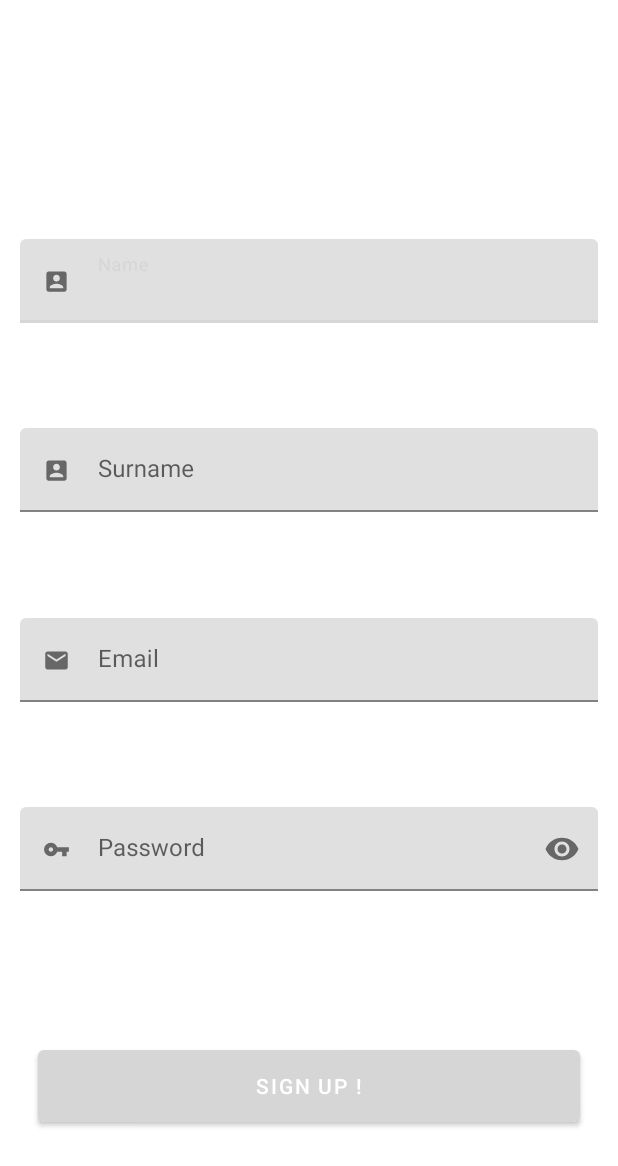
After one commit to FilippoEsiea/AndroidKotlin2, an Android app: the layout account_creation.xml on its own in the app's theme, with its tools: preview values and no code run, on a phone screen of 412 x 824 dp. The commit adds this screen. Shown: the top 1166 px of the screen. Run offline under Robolectric (Android 15) with nearby library versions, the phone set to English and light mode, and no system bars.

Commit message:
- Ecran d'accueil type Splash (revoir pour une meilleure animation) - Début écran création de compte (revoir le passage d'une activité à l'autre) - Design

```diff
--- a/app/src/main/AndroidManifest.xml
+++ b/app/src/main/AndroidManifest.xml
@@ -2,7 +2,7 @@
 <manifest xmlns:android="http://schemas.android.com/apk/res/android"
     package="com.example.androidkotlin">
 
-    <uses-permission android:name="android.permission.INTERNET"/>
+    <uses-permission android:name="android.permission.INTERNET" />
 
     <application
         android:name=".injection.EsieaApplication"
@@ -12,13 +12,14 @@
         android:roundIcon="@mipmap/ic_launcher_round"
         android:supportsRtl="true"
         android:theme="@style/AppTheme">
-        <activity android:name=".presentation.main.Activity2">
+        <activity android:name=".presentation.main.Splash">
             <intent-filter>
                 <action android:name="android.intent.action.MAIN" />
 
                 <category android:name="android.intent.category.LAUNCHER" />
             </intent-filter>
         </activity>
+        <activity android:name=".presentation.main.MainActivity"></activity>
     </application>
 
 </manifest>
--- a/app/src/main/java/com/example/androidkotlin/injection/EsieaApplication.kt
+++ b/app/src/main/java/com/example/androidkotlin/injection/EsieaApplication.kt
@@ -7,7 +7,7 @@ import org.koin.core.context.startKoin
 class EsieaApplication : Application() {
     override fun onCreate() {
         super.onCreate()
-        // start Koin!
+        // start Koin
         startKoin {
             // Android context
             androidContext(this@EsieaApplication)
--- /dev/null
+++ b/app/src/main/res/drawable/ic_account_box_black_18dp.xml
@@ -0,0 +1,9 @@
+<vector xmlns:android="http://schemas.android.com/apk/res/android"
+    android:width="18dp"
+    android:height="18dp"
+    android:viewportWidth="24"
+    android:viewportHeight="24">
+    <path
+        android:pathData="M3,5v14c0,1.1 0.89,2 2,2h14c1.1,0 2,-0.9 2,-2L21,5c0,-1.1 -0.9,-2 -2,-2L5,3c-1.11,0 -2,0.9 -2,2zM15,9c0,1.66 -1.34,3 -3,3s-3,-1.34 -3,-3 1.34,-3 3,-3 3,1.34 3,3zM6,17c0,-2 4,-3.1 6,-3.1s6,1.1 6,3.1v1L6,18v-1z"
+        android:fillColor="#000000"/>
+</vector>
--- /dev/null
+++ b/app/src/main/res/drawable/ic_email_black_18dp.xml
@@ -0,0 +1,9 @@
+<vector xmlns:android="http://schemas.android.com/apk/res/android"
+    android:width="18dp"
+    android:height="18dp"
+    android:viewportWidth="24"
+    android:viewportHeight="24">
+    <path
+        android:pathData="M20,4L4,4c-1.1,0 -1.99,0.9 -1.99,2L2,18c0,1.1 0.9,2 2,2h16c1.1,0 2,-0.9 2,-2L22,6c0,-1.1 -0.9,-2 -2,-2zM20,8l-8,5 -8,-5L4,6l8,5 8,-5v2z"
+        android:fillColor="#000000"/>
+</vector>
--- /dev/null
+++ b/app/src/main/res/drawable/ic_vpn_key_black_18dp.xml
@@ -0,0 +1,9 @@
+<vector xmlns:android="http://schemas.android.com/apk/res/android"
+    android:width="18dp"
+    android:height="18dp"
+    android:viewportWidth="24"
+    android:viewportHeight="24">
+    <path
+        android:pathData="M12.65,10C11.83,7.67 9.61,6 7,6c-3.31,0 -6,2.69 -6,6s2.69,6 6,6c2.61,0 4.83,-1.67 5.65,-4H17v4h4v-4h2v-4H12.65zM7,14c-1.1,0 -2,-0.9 -2,-2s0.9,-2 2,-2 2,0.9 2,2 -0.9,2 -2,2z"
+        android:fillColor="#000000"/>
+</vector>
--- /dev/null
+++ b/app/src/main/res/layout/account_creation.xml
@@ -0,0 +1,101 @@
+<?xml version="1.0" encoding="utf-8"?>
+<androidx.constraintlayout.widget.ConstraintLayout xmlns:android="http://schemas.android.com/apk/res/android"
+    xmlns:app="http://schemas.android.com/apk/res-auto"
+    xmlns:tools="http://schemas.android.com/tools"
+    android:id="@+id/createAccount"
+    android:layout_width="match_parent"
+    android:layout_height="match_parent"
+    tools:context=".presentation.main.AccountCreation">
+
+    <com.google.android.material.textfield.TextInputLayout
+        android:id="@+id/name"
+        android:layout_width="match_parent"
+        android:layout_height="wrap_content"
+        android:layout_marginLeft="13dp"
+        android:layout_marginTop="33dp"
+        android:layout_marginRight="13dp"
+        android:hint="@string/Name"
+        app:layout_constraintBottom_toBottomOf="@id/surname"
+        app:layout_constraintEnd_toEndOf="parent"
+        app:layout_constraintLeft_toLeftOf="parent"
+        app:layout_constraintTop_toTopOf="parent"
+        app:startIconDrawable="@drawable/ic_account_box_black_18dp">
+
+        <com.google.android.material.textfield.TextInputEditText
+            android:layout_width="match_parent"
+            android:layout_height="wrap_content" />
+    </com.google.android.material.textfield.TextInputLayout>
+
+    <com.google.android.material.textfield.TextInputLayout
+        android:id="@+id/surname"
+        android:layout_width="match_parent"
+        android:layout_height="wrap_content"
+        android:layout_marginLeft="13dp"
+        android:layout_marginRight="13dp"
+        android:hint="@string/surname"
+        app:layout_constraintBottom_toTopOf="@id/email"
+        app:layout_constraintEnd_toEndOf="parent"
+        app:layout_constraintLeft_toLeftOf="parent"
+        app:layout_constraintTop_toBottomOf="@id/name"
+        app:layout_constraintVertical_bias="0.52"
+        app:startIconDrawable="@drawable/ic_account_box_black_18dp"
+        tools:layout_editor_absoluteX="10dp">
+
+        <com.google.android.material.textfield.TextInputEditText
+            android:layout_width="match_parent"
+            android:layout_height="wrap_content" />
+    </com.google.android.material.textfield.TextInputLayout>
+
+    <com.google.android.material.textfield.TextInputLayout
+        android:id="@+id/email"
+        android:layout_width="match_parent"
+        android:layout_height="wrap_content"
+        android:layout_marginLeft="13dp"
+        android:layout_marginRight="13dp"
+        android:hint="@string/email"
+        app:layout_constraintBottom_toTopOf="@id/password"
+        app:layout_constraintEnd_toEndOf="parent"
+        app:layout_constraintLeft_toLeftOf="parent"
+        app:layout_constraintTop_toBottomOf="@id/surname"
+        app:startIconDrawable="@drawable/ic_email_black_18dp">
+
+        <com.google.android.material.textfield.TextInputEditText
+            android:layout_width="match_parent"
+            android:layout_height="wrap_content" />
+    </com.google.android.material.textfield.TextInputLayout>
+
+    <com.google.android.material.textfield.TextInputLayout
+        android:id="@+id/password"
+        android:layout_width="match_parent"
+        android:layout_height="wrap_content"
+        android:layout_marginLeft="13dp"
+        android:layout_marginRight="13dp"
+        android:hint="@string/Password"
+        app:endIconMode="password_toggle"
+        app:layout_constraintBottom_toTopOf="@id/signup_button"
+        app:layout_constraintEnd_toEndOf="parent"
+        app:layout_constraintLeft_toLeftOf="parent"
+        app:layout_constraintTop_toBottomOf="@id/email"
+        app:startIconDrawable="@drawable/ic_vpn_key_black_18dp">
+
+        <com.google.android.material.textfield.TextInputEditText
+            android:layout_width="match_parent"
+            android:layout_height="wrap_content"
+            android:inputType="textPassword" />
+    </com.google.android.material.textfield.TextInputLayout>
+
+
+    <com.google.android.material.button.MaterialButton
+        android:id="@+id/signup_button"
+        android:layout_width="361dp"
+        android:layout_height="60dp"
+        android:layout_marginTop="30dp"
+        android:text="Sign up !"
+        app:layout_constraintBottom_toBottomOf="parent"
+        app:layout_constraintEnd_toEndOf="parent"
+        app:layout_constraintLeft_toLeftOf="parent"
+        app:layout_constraintRight_toRightOf="parent"
+        app:layout_constraintStart_toStartOf="parent"
+        app:layout_constraintTop_toBottomOf="@+id/password" />
+
+</androidx.constraintlayout.widget.ConstraintLayout>
--- a/app/src/main/res/values/strings.xml
+++ b/app/src/main/res/values/strings.xml
@@ -1,3 +1,8 @@
 <resources>
     <string name="app_name">AndroidKotlin</string>
+    <string name="Password">Password</string>
+    <string name="Password2">Confirm your password</string>
+    <string name="surname">Surname</string>
+    <string name="Name">Name</string>
+    <string name="email">Email</string>
 </resources>
```
Also changed, not shown: app/build.gradle (+60 -1 lines), app/src/main/java/com/example/androidkotlin/presentation/main/AccountCreation.kt (added, +17 -0 lines), app/src/main/java/com/example/androidkotlin/presentation/main/MainActivity.kt (+8 -2 lines), app/src/main/java/com/example/androidkotlin/presentation/main/Splash.kt (added, +75 -0 lines), app/src/main/res/layout/splash.xml (added, +40 -0 lines), app/src/main/res/drawable/splash.jpg (added).
